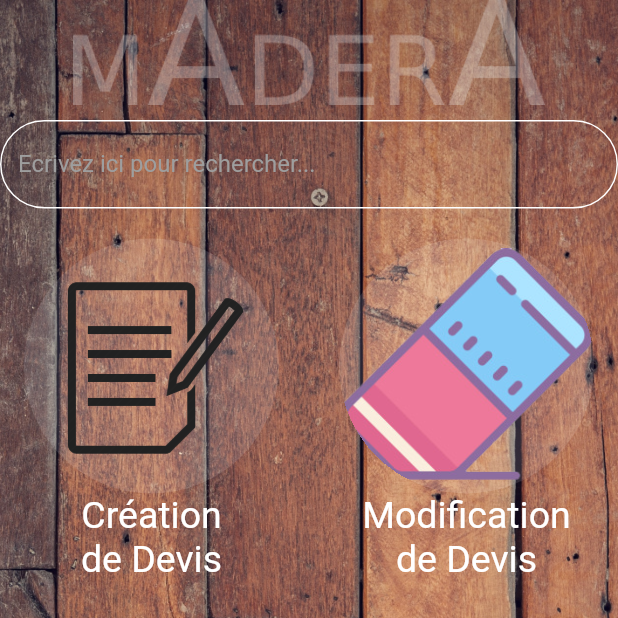
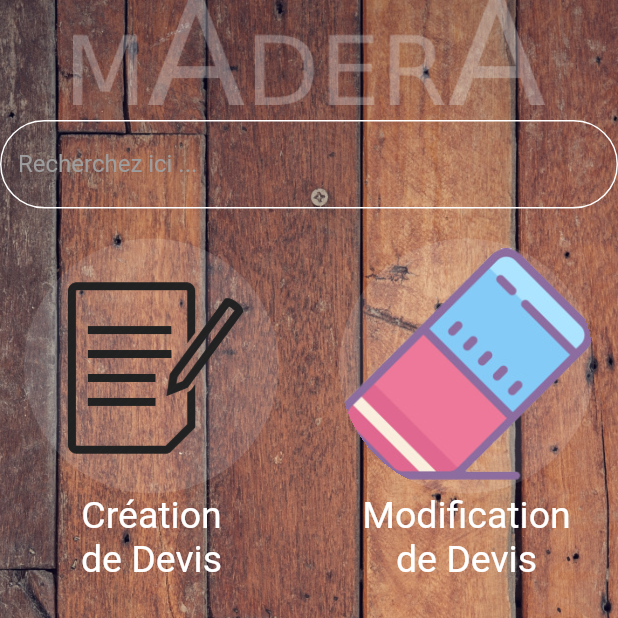
Before and after one commit to 3NiCoP3/frontera, a Flutter app: the screen it shows after launch, on a phone screen of 412 x 824 dp, the top half of it. Run offline on Flutter 3.47's test engine with Material 2 defaults, Android fonts, the phone set to English and light mode, and no system bars.

Commit message:
Fix : Refactor barre de recherche HomePage

```diff
--- a/lib/homepage.dart
+++ b/lib/homepage.dart
@@ -21,11 +21,31 @@ class HomePage extends StatefulWidget {
   State<StatefulWidget> createState() => new HomePageState();
 }
 
-Widget searchBar = TextField(
+class HomePageState extends State<HomePage> {
+  final TextEditingController searchFilter = new TextEditingController();
+
+  String search = "";
+
+  HomePageState() {
+    searchFilter.addListener(searchListen);
+  }
+
+  void searchListen() {
+    if (searchFilter.text.isEmpty) {
+      search = "";
+    } else {
+      search = searchFilter.text;
+    }
+  }
+
+  Widget searchBar() {
+    return new Container(
+      child: new TextField(
         textAlign: TextAlign.center,
+        controller: searchFilter,
         style: TextStyle(color: Colors.white),
         decoration: new InputDecoration(
-    labelText: 'Ecrivez ici pour rechercher...',
+          labelText: 'Recherchez ici ...',
           labelStyle: TextStyle(color: Colors.grey),
           focusedBorder: OutlineInputBorder(
               borderSide: BorderSide(color: Colors.white, width: 3.0),
@@ -34,15 +54,17 @@ Widget searchBar = TextField(
               borderSide: BorderSide(color: Colors.white),
               borderRadius: BorderRadius.circular(62.00)),
         ),
+      ),
     );
+  }
 
   Widget upSection = new Row(
     mainAxisAlignment: MainAxisAlignment.center,
     crossAxisAlignment: CrossAxisAlignment.center,
     children: <Widget>[
-    RoundedButton('Création \nde Devis','assets/devis.png'),
+      RoundedButton('Création \nde Devis', 'assets/devis.png'),
       VerticalDivider(color: Colors.transparent, width: 40.0),
-    RoundedButton('Modification \nde Devis','assets/gomme.png'),
+      RoundedButton('Modification \nde Devis', 'assets/gomme.png'),
     ],
   );
 
@@ -57,7 +79,6 @@ Widget downSection = new Row(
     ],
   );
 
-class HomePageState extends State<HomePage> {
   @override
   Widget build(BuildContext context) {
     return Scaffold(
@@ -94,7 +115,7 @@ class HomePageState extends State<HomePage> {
                       child: Image.asset("assets/madera_logo.png",
                           fit: BoxFit.contain)),
                   SizedBox(height: 10.0),
-                  searchBar
+                  searchBar()
                 ],
               ),
             ),
```
Lines whose indentation alone changed are shown as unchanged.
